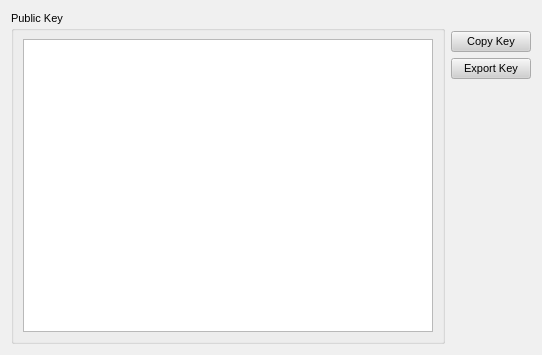
This is retroshare-gui/src/gui/settings/CryptoPage.ui in RetroShare/RetroShare as Qt 5 draws it before an edit. The edited form follows.
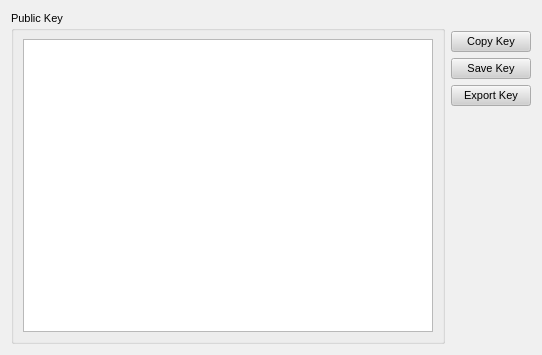
This is the edited form.

Commit message: added to store own key into a file.

```diff
--- a/retroshare-gui/src/gui/settings/CryptoPage.ui
+++ b/retroshare-gui/src/gui/settings/CryptoPage.ui
@@ -525,7 +525,7 @@
       <layout class="QGridLayout" name="gridLayout_3">
        <item row="0" column="0">
         <layout class="QGridLayout" name="gridLayout_2">
-         <item row="3" column="0">
+         <item row="4" column="0">
           <widget class="QPushButton" name="exportkeyButton">
            <property name="toolTip">
             <string>&lt;!DOCTYPE HTML PUBLIC &quot;-//W3C//DTD HTML 4.0//EN&quot; &quot;http://www.w3.org/TR/REC-html40/strict.dtd&quot;&gt;
@@ -569,6 +569,13 @@
            </property>
           </spacer>
          </item>
+         <item row="3" column="0">
+          <widget class="QPushButton" name="saveButton">
+           <property name="text">
+            <string>Save Key</string>
+           </property>
+          </widget>
+         </item>
         </layout>
        </item>
        <item row="1" column="0">
```
The commit also changes 2 other files.
